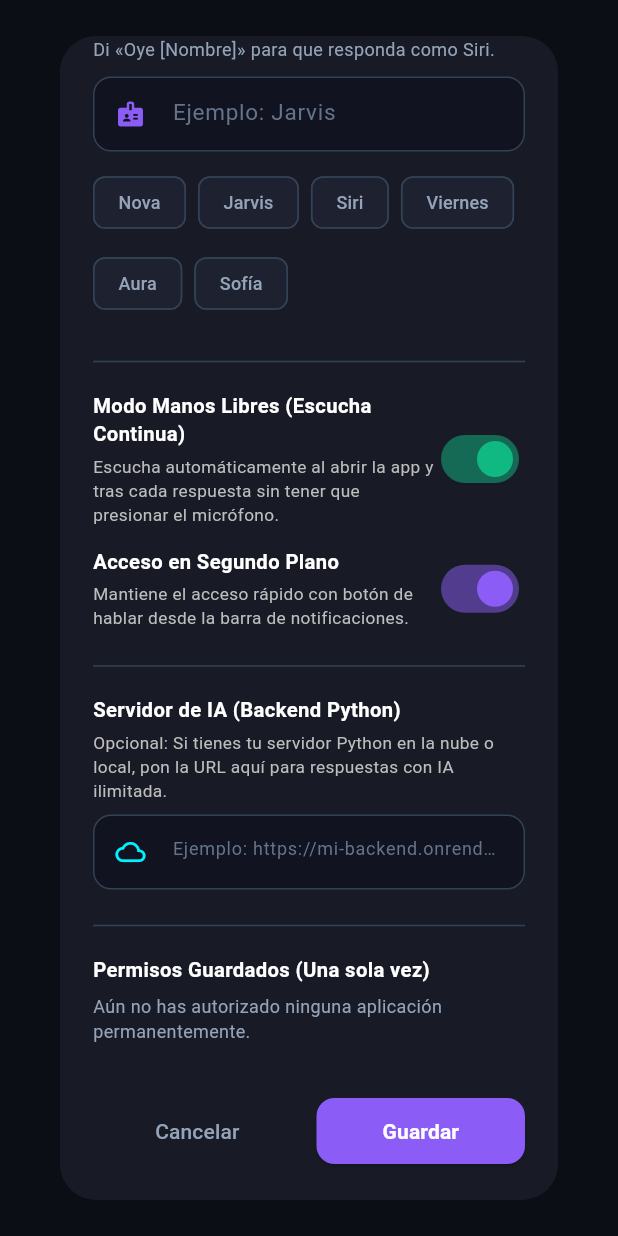
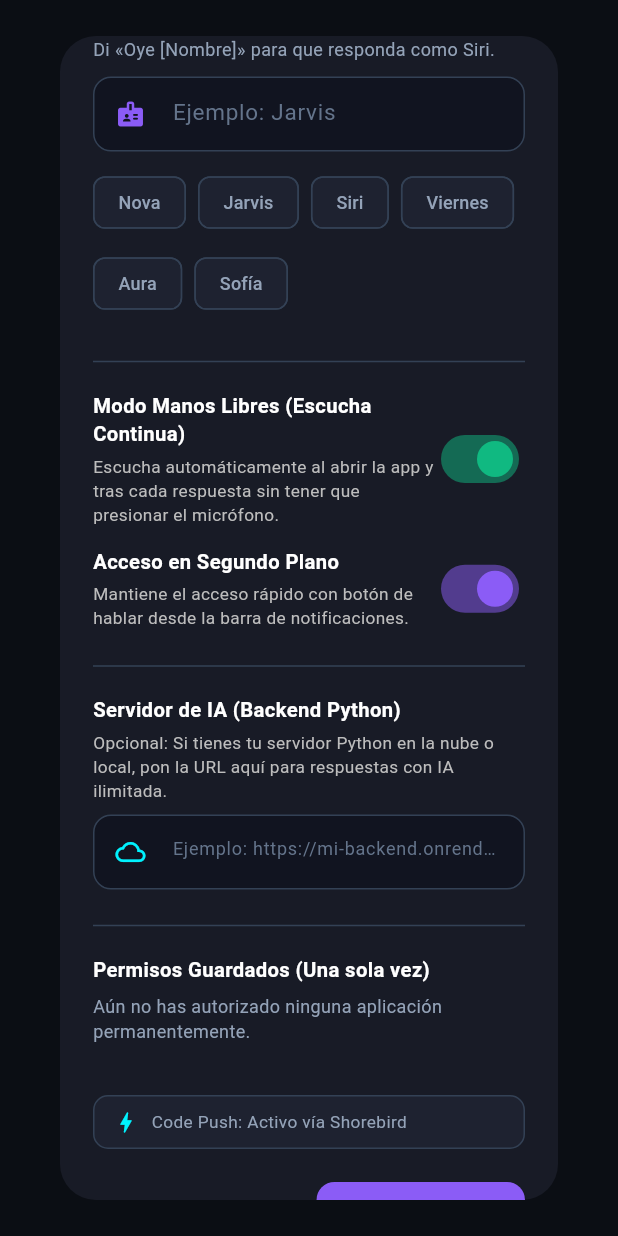
Before and after one commit to ctrujillollanos668-svg/asistente-, a Flutter app: the SettingsDialog widget shown alone on an empty page, opened directly with empty values, scrolled down 109 dp, on a phone screen of 412 x 824 dp. Run offline on Flutter 3.47's test engine with Material 3 defaults, Android fonts, the phone set to English and light mode, and no system bars; our stand-ins replace flutter_tts, package_info_plus, permission_handler, shared_preferences, speech_to_text; missing offline and left inert: external_app_launcher, flutter_foreground_task, ota_update, shorebird_code_push; accounts and stored records are empty; network calls fail.

Commit message:
feat: integrate Shorebird Code Push for silent background updates

```diff
--- a/lib/screens/home_screen.dart
+++ b/lib/screens/home_screen.dart
@@ -10,6 +10,7 @@ import '../services/preferences_service.dart';
 import '../services/speech_service.dart';
 import '../services/update_service.dart';
 import '../services/nova_api_service.dart';
+import '../services/code_push_service.dart';
 import '../widgets/action_authorization_card.dart';
 import '../widgets/permission_sheet.dart';
 import '../widgets/settings_dialog.dart';
@@ -56,6 +57,7 @@ class _HomeScreenState extends State<HomeScreen> {
     super.initState();
     initializeDateFormatting('es_ES', null);
     _initServices();
+    CodePushService.syncInBackground();
     _checkSilentUpdate();
   }
 
--- /dev/null
+++ b/lib/services/code_push_service.dart
@@ -0,0 +1,42 @@
+import 'dart:developer' as developer;
+import 'package:shorebird_code_push/shorebird_code_push.dart';
+
+/// Servicio encargado de gestionar las actualizaciones silenciosas (Code Push)
+/// a través de la infraestructura de Shorebird.
+class CodePushService {
+  static final ShorebirdUpdater _updater = ShorebirdUpdater();
+
+  /// Indica si la app está corriendo con el motor de Shorebird habilitado.
+  static bool get isAvailable => _updater.isAvailable;
+
+  /// Obtiene el número de parche activo actualmente en el dispositivo.
+  static Future<int?> getCurrentPatchNumber() async {
+    if (!_updater.isAvailable) return null;
+    try {
+      final patch = await _updater.readCurrentPatch();
+      return patch?.number;
+    } catch (_) {
+      return null;
+    }
+  }
+
+  /// Revisa si hay parches nuevos y los descarga silenciosamente en segundo plano.
+  /// No interrumpe al usuario ni muestra diálogos molestos.
+  /// El parche se aplicará automáticamente la próxima vez que se abra la app.
+  static Future<bool> syncInBackground() async {
+    if (!_updater.isAvailable) return false;
+
+    try {
+      final status = await _updater.checkForUpdate();
+      if (status == UpdateStatus.outdated) {
+        developer.log('Shorebird: Descargando parche silencioso en segundo plano...');
+        await _updater.update();
+        developer.log('Shorebird: Parche descargado con éxito. Se aplicará al reiniciar la app.');
+        return true;
+      }
+    } catch (e) {
+      developer.log('Shorebird: Error al verificar parche: $e');
+    }
+    return false;
+  }
+}
--- a/lib/widgets/settings_dialog.dart
+++ b/lib/widgets/settings_dialog.dart
@@ -1,6 +1,7 @@
 import 'package:flutter/material.dart';
 import '../services/background_voice_service.dart';
 import '../services/preferences_service.dart';
+import '../services/code_push_service.dart';
 
 class SettingsDialog extends StatefulWidget {
   final String currentName;
@@ -46,6 +47,8 @@ class _SettingsDialogState extends State<SettingsDialog> {
     "Sofía",
   ];
 
+  int? _patchNumber;
+
   @override
   void initState() {
     super.initState();
@@ -59,11 +62,13 @@ class _SettingsDialogState extends State<SettingsDialog> {
     final auto = await PreferencesService.isAutoListeningEnabled();
     final apps = await PreferencesService.getAuthorizedApps();
     final backendUrl = await PreferencesService.getBackendUrl();
+    final patch = await CodePushService.getCurrentPatchNumber();
     setState(() {
       _backgroundListening = bg;
       _autoListening = auto;
       _authorizedApps = apps;
       _backendController.text = backendUrl;
+      _patchNumber = patch;
     });
   }
 
@@ -330,6 +335,33 @@ class _SettingsDialogState extends State<SettingsDialog> {
                 ),
               const SizedBox(height: 24),
 
+              // Estado de Shorebird Code Push
+              Container(
+                padding: const EdgeInsets.symmetric(horizontal: 12, vertical: 8),
+                decoration: BoxDecoration(
+                  color: const Color(0xFF1E2230),
+                  borderRadius: BorderRadius.circular(10),
+                  border: Border.all(color: const Color(0xFF334155)),
+                ),
+                child: Row(
+                  children: [
+                    const Icon(Icons.bolt_rounded, color: Color(0xFF00F2FE), size: 18),
+                    const SizedBox(width: 8),
+                    Expanded(
+                      child: Text(
+                        CodePushService.isAvailable
+                            ? (_patchNumber != null
+                                ? "Code Push: Parche #$_patchNumber activo"
+                                : "Code Push: Activo (Versión base)")
+                            : "Code Push: Activo vía Shorebird",
+                        style: const TextStyle(color: Color(0xFF94A3B8), fontSize: 11.5),
+                      ),
+                    ),
+                  ],
+                ),
+              ),
+              const SizedBox(height: 20),
+
               // Botones Guardar / Cancelar
               Row(
                 children: [
--- a/pubspec.yaml
+++ b/pubspec.yaml
@@ -42,6 +42,7 @@ dependencies:
   http: ^1.2.2
   shared_preferences: ^2.3.5
   flutter_foreground_task: ^11.0.3
+  shorebird_code_push: ^2.0.7
 
 dev_dependencies:
   flutter_test:
@@ -64,6 +65,8 @@ flutter:
   # included with your application, so that you can use the icons in
   # the material Icons class.
   uses-material-design: true
+  assets:
+    - shorebird.yaml
 
   # To add assets to your application, add an assets section, like this:
   # assets:
--- /dev/null
+++ b/shorebird.yaml
@@ -0,0 +1,14 @@
+# This file is used to configure the Shorebird updater used by your app.
+# Learn more at https://docs.shorebird.dev
+# This file does not contain any sensitive information and should be checked into version control.
+
+# Your app_id is the unique identifier assigned to your app.
+# It is used to identify your app when requesting patches from Shorebird's servers.
+# It is not a secret and can be shared publicly.
+app_id: 1583e848-5eab-4021-a0ef-482e7e209786
+
+# auto_update controls if Shorebird should automatically update in the background on launch.
+# If auto_update: false, you will need to use package:shorebird_code_push to trigger updates.
+# https://pub.dev/packages/shorebird_code_push
+# Uncomment the following line to disable automatic updates.
+# auto_update: false
```
Also changed, not shown: pubspec.lock, 1 other file.
